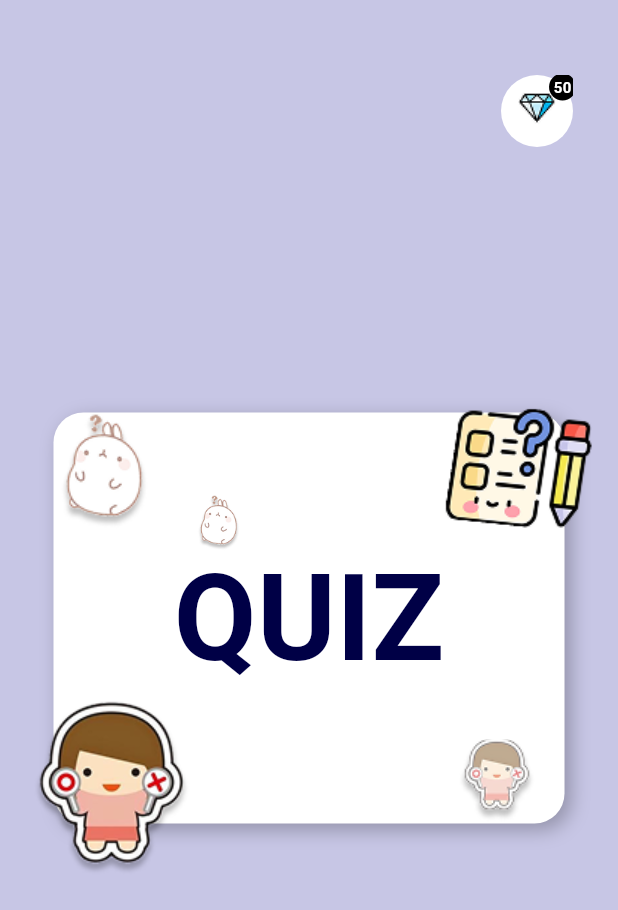
After one commit to PavanCodes05/Spell-Champ-Frontend, a Flutter app: the QuizScreen screen opened directly, on a phone screen of 412 x 824 dp. The commit adds this screen. Shown: the top 910 px of the screen. Run offline on Flutter 3.47's test engine with Material 3 defaults, Android fonts, the phone set to English and light mode, and no system bars; our stand-ins replace fluttertoast.

Commit message:
QuizPage Added

```diff
--- a/lib/presentation/pages/dashboard.dart
+++ b/lib/presentation/pages/dashboard.dart
@@ -190,17 +190,7 @@ class _ProgressAchievementsScreenState
           ),
         ),
       ),
-      bottomNavigationBar: BottomNavigationBar(
-        currentIndex: 1,
-        backgroundColor: Colors.deepPurple.shade100,
-        selectedItemColor: Colors.deepPurple,
-        unselectedItemColor: Colors.black,
-        items: const [
-          BottomNavigationBarItem(icon: Icon(Icons.home), label: ''),
-          BottomNavigationBarItem(icon: Icon(Icons.emoji_events), label: ''),
-          BottomNavigationBarItem(icon: Icon(Icons.notifications), label: ''),
-        ],
-      ),
+
     );
   }
 
--- a/lib/presentation/pages/gradeselection.dart
+++ b/lib/presentation/pages/gradeselection.dart
@@ -29,7 +29,7 @@ class GradeSelectionScreen extends StatelessWidget {
           child: Column(
             crossAxisAlignment: CrossAxisAlignment.center,
             children: [
-              // Greeting Text
+
               Text.rich(
                 TextSpan(
                   children: [
@@ -62,7 +62,7 @@ class GradeSelectionScreen extends StatelessWidget {
               ),
               SizedBox(height: 16),
 
-              // Button
+
               ElevatedButton(
                 style: ElevatedButton.styleFrom(
                   backgroundColor: Colors.purple[300],
@@ -79,11 +79,11 @@ class GradeSelectionScreen extends StatelessWidget {
               ),
               SizedBox(height: 16),
 
-              // Grid of Grades
+
               Expanded(
                 child: GridView.builder(
                   gridDelegate: SliverGridDelegateWithFixedCrossAxisCount(
-                    crossAxisCount: 2, // Two columns
+                    crossAxisCount: 2,
                     crossAxisSpacing: 12,
                     mainAxisSpacing: 12,
                   ),
@@ -101,7 +101,7 @@ class GradeSelectionScreen extends StatelessWidget {
   }
 }
 
-// Grade Tile with No Borders
+
 class GradeTile extends StatelessWidget {
   final int grade;
 
@@ -110,7 +110,7 @@ class GradeTile extends StatelessWidget {
   @override
   Widget build(BuildContext context) {
     return Image.asset(
-      'assets/images/grade_$grade.png', // Dynamic Image
+      'assets/images/grade_$grade.png',
       fit: BoxFit.contain,
     );
   }
--- /dev/null
+++ b/lib/presentation/pages/quiz.dart
@@ -0,0 +1,116 @@
+import 'package:flutter/material.dart';
+import 'package:spell_champ_frontend/common/widgets/button/diamond_badge.dart';
+import 'package:spell_champ_frontend/core/configs/theme/app_theme.dart';
+
+void main(){
+runApp(
+  MaterialApp(
+    home: const QuizScreen(),
+    theme: AppTheme.lightTheme,
+    debugShowCheckedModeBanner: false,
+
+  ),
+ );
+}
+
+class QuizScreen extends StatefulWidget {
+  const QuizScreen({super.key});
+
+  @override
+  State<QuizScreen> createState() => _QuizScreenState();
+}
+
+class _QuizScreenState extends State<QuizScreen> {
+
+
+  @override
+  Widget build(BuildContext context) {
+    return Scaffold(
+
+      body: Stack(
+        children: [
+          const DiamondBadge(
+
+            diamondCount: 50,
+            top: 50,
+            right: 30,
+          ),
+
+          Center(
+            child: Container(
+              margin: const EdgeInsets.symmetric(horizontal: 5),
+              padding: const EdgeInsets.all(80),
+              decoration: BoxDecoration(
+                color: Colors.white,
+                borderRadius: BorderRadius.circular(20),
+                boxShadow: const [
+                  BoxShadow(
+                    color: Colors.black26,
+                    blurRadius: 10,
+                    offset: Offset(4, 4),
+                  ),
+                ],
+              ),
+              child: Stack(
+                clipBehavior: Clip.none,
+                alignment: Alignment.center,
+                children: [
+                  const Text(
+                    'QUIZ',
+                    style: TextStyle(
+                      fontSize: 80,
+                      fontWeight: FontWeight.bold,
+                      color: Color(0xFF000046),
+                    ),
+                  ),
+                  Positioned(
+                    top: -105,
+                    left: -110,
+                    child: Image.asset(
+                      'assets/images/pigy.png',
+                      width: 130,
+                    ),
+                  ),
+                  Positioned(
+                    bottom: 100,
+                    right: 130,
+                    child: Image.asset(
+                      'assets/images/pigy.png',
+                      width: 40,
+                    ),
+                  ),
+                  Positioned(
+                    top: -95,
+                    right: -110,
+                    child: Image.asset(
+                      'assets/images/note_pen.png',
+                      width: 120,
+                    ),
+                  ),
+
+                  Positioned(
+                    bottom: -120,
+                    left: -100,
+                    child: Image.asset(
+                      'assets/images/quizgirl_2.png',
+                      width: 120,
+                    ),
+                  ),
+                  Positioned(
+                    bottom: -80,
+                    right: -65,
+                    child: Image.asset(
+                      'assets/images/quizgirl_1.png',
+                      width: 60,
+                    ),
+                  ),
+                ],
+              ),
+            ),
+          ),
+        ],
+      ),
+
+    );
+  }
+}
--- a/pubspec.yaml
+++ b/pubspec.yaml
@@ -46,7 +46,11 @@ flutter:
     - assets/images/grade_10.png
     - assets/images/grade_11.png
     - assets/images/grade_12.png
+    - assets/images/note_pen.png
+    - assets/images/pigy.png
     - assets/images/quiz_image.png
+    - assets/images/quizgirl_1.png
+    - assets/images/quizgirl_2.png
     - assets/images/silver_trophy.png
 
   fonts:
```
Also changed, not shown: assets/images/note_pen.png (added), assets/images/pigy.png (added), assets/images/quizgirl_1.png (added), assets/images/quizgirl_2.png (added).
